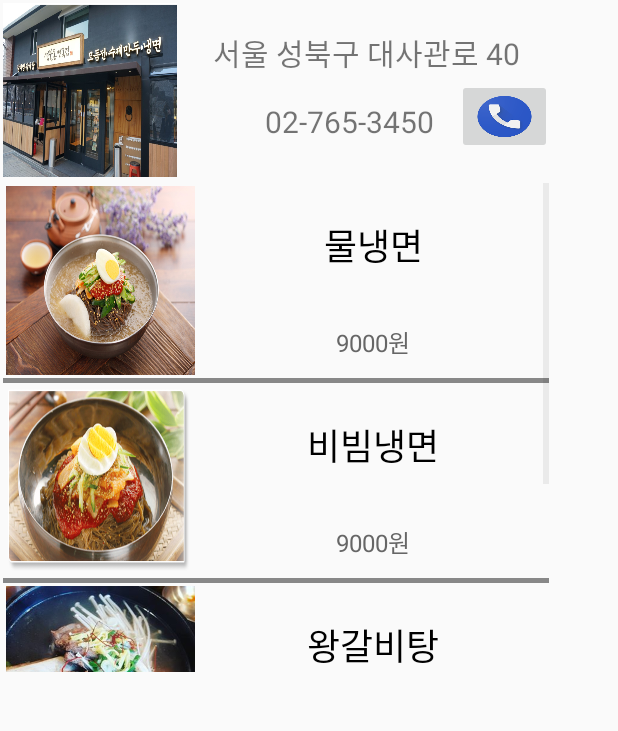
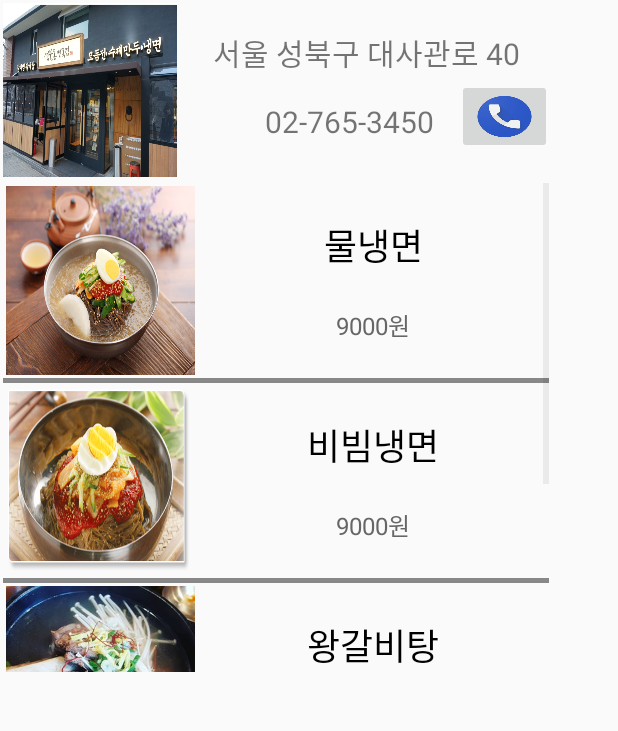
Before and after one commit to hi2845/Android, an Android app: the Restaurant screen opened directly, with no data from a screen before it, on a phone screen of 412 x 824 dp, the part 152-883 px from its top. Run offline under Robolectric (Android 15) with nearby library versions, the phone set to English and light mode, and no system bars.

Commit message:
맛집 액티비피 디자인 수정

```diff
--- a/app/src/main/res/layout/item.xml
+++ b/app/src/main/res/layout/item.xml
@@ -32,7 +32,7 @@
             android:layout_height="wrap_content"
             android:text="New Text"
             android:id="@+id/textView2"
-            android:gravity="center_vertical|center_horizontal"
+            android:gravity="center_horizontal"
             android:textSize="16dp"
             android:textColor="#666666"
             android:layout_weight="1" />
```
